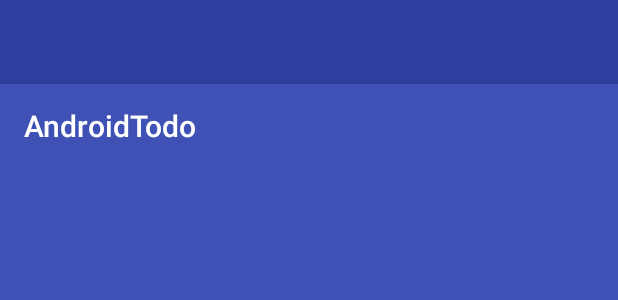
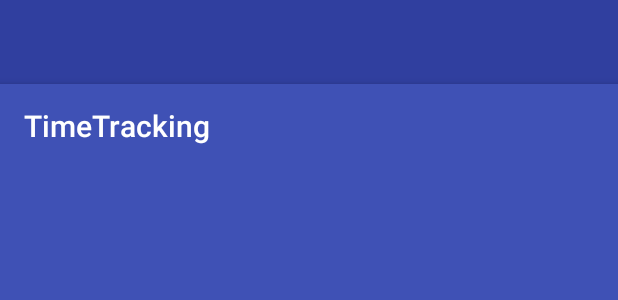
Before and after one commit to AuthorSkN/TimeTracking, an Android app: the layout activity_main.xml on its own in the app's theme, with its tools: preview values and no code run, on a phone screen of 412 x 824 dp. Shown: the top 300 px of the screen. Run offline under Robolectric (Android 15) with nearby library versions, the phone set to English and light mode, and no system bars.

Commit message:
micro refactoring

```diff
--- a/app/src/main/java/com/example/author/timetracking/data/dao/PhotoDAO.java
+++ b/app/src/main/java/com/example/author/timetracking/data/dao/PhotoDAO.java
@@ -17,12 +17,16 @@ import java.util.List;
 public interface PhotoDAO {
     @Insert(onConflict = OnConflictStrategy.REPLACE)
     long[] insert(Photo... photos);
+
     @Update(onConflict = OnConflictStrategy.IGNORE)
     int update(Photo... photos);
+
     @Query("SELECT * FROM Photo WHERE phId=:phId LIMIT 1")
     Photo findById(long phId);
+
     @Query("SELECT * FROM Photo WHERE recordId=:recordId")
     LiveData<List<Photo>> findByRecordId(long recordId);
+
     @Delete
     void delete(Photo photo);
 }
--- a/app/src/main/java/com/example/author/timetracking/data/dao/RecordDAO.java
+++ b/app/src/main/java/com/example/author/timetracking/data/dao/RecordDAO.java
@@ -17,14 +17,19 @@ import java.util.List;
 public interface RecordDAO {
     @Insert(onConflict = OnConflictStrategy.REPLACE)
     long insert(Record record);
+
     @Query("SELECT * FROM RECORD")
     LiveData<List<Record>> getAll();
+
     @Query("SELECT * FROM Record WHERE recordId=:recordId")
     LiveData<Record> findById(long recordId);
+
     @Query("SELECT * FROM Record ORDER BY catId, duration DESC")
     LiveData<List<Record>> getAllSortByCat();
+
     @Delete
     void delete(Record record);
+
     @Update
     void update(Record record);
 }
--- a/app/src/main/res/layout/activity_main.xml
+++ b/app/src/main/res/layout/activity_main.xml
@@ -11,7 +11,6 @@
     <android.support.design.widget.AppBarLayout
         android:layout_width="match_parent"
         android:layout_height="wrap_content"
-
         android:theme="@style/AppTheme.AppBarOverlay">
 
         <android.support.v7.widget.Toolbar
--- a/app/src/main/res/values/strings.xml
+++ b/app/src/main/res/values/strings.xml
@@ -1,5 +1,5 @@
 <resources>
-    <string name="app_name">AndroidTodo</string>
+    <string name="app_name">TimeTracking</string>
     <string name="title_activity_main">MainActivity</string>
     <string name="navigation_drawer_open">Open navigation drawer</string>
     <string name="navigation_drawer_close">Close navigation drawer</string>
```
